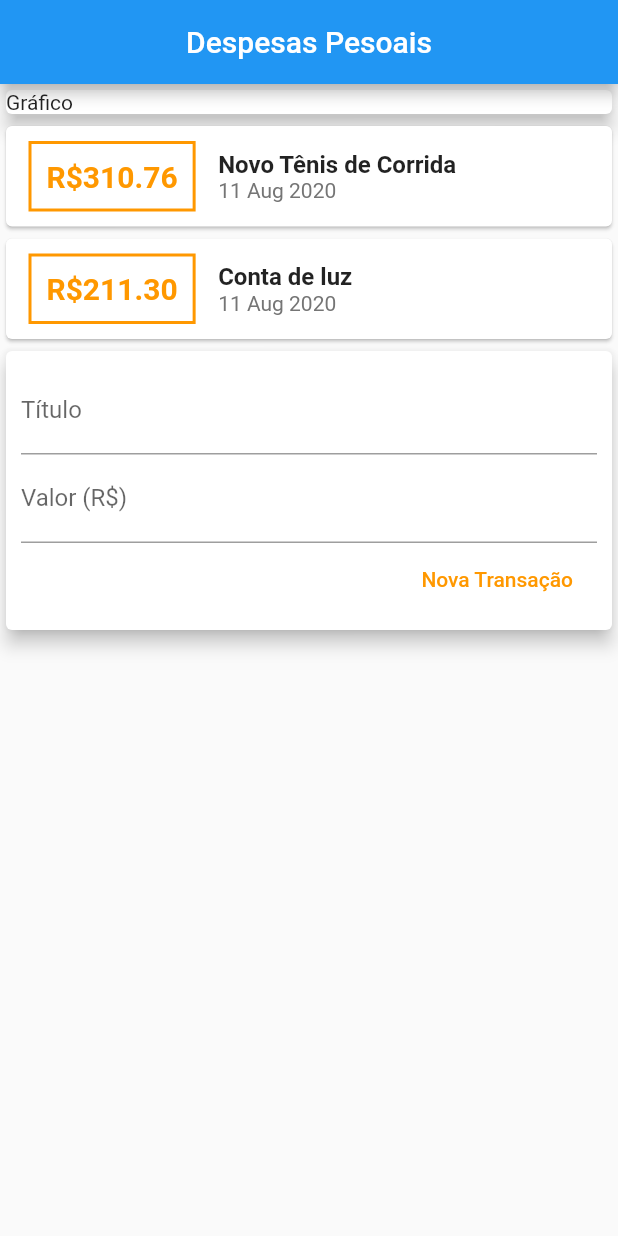
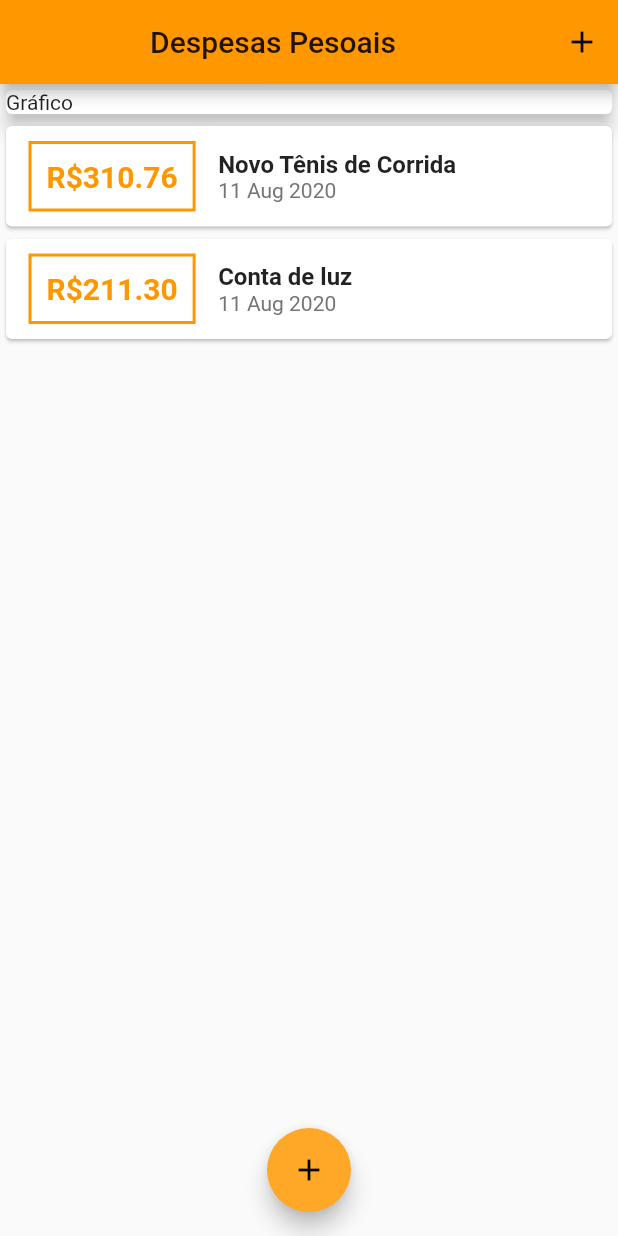
Before and after one commit to RafaAbranttes/despesas_pessoais, a Flutter app: the screen it shows after launch, on a phone screen of 412 x 824 dp. Run offline on Flutter 3.47's test engine with Material 2 defaults, Android fonts, the phone set to English and light mode, and no system bars.

Commit message:
Removed transaction_user

```diff
--- a/lib/components/transaction_list.dart
+++ b/lib/components/transaction_list.dart
@@ -3,16 +3,18 @@ import 'package:intl/intl.dart';
 import '../models/transaction.dart';
 
 class TransactionList extends StatelessWidget {
-
-
   final List<Transaction> transactions;
 
   TransactionList(this.transactions);
 
   @override
   Widget build(BuildContext context) {
-    return  Column(
-              children: transactions.map((tr) {
+    return Container(
+      height: 500,
+      child: ListView.builder(
+        itemCount: transactions.length,
+        itemBuilder: (ctx, index) {
+          final tr = transactions[index];
           return Card(
             child: Row(
               children: <Widget>[
@@ -23,7 +25,7 @@ class TransactionList extends StatelessWidget {
                   ),
                   decoration: BoxDecoration(
                     border: Border.all(
-                            color: Colors.orange,
+                      color: Theme.of(context).primaryColor,
                       width: 2,
                     ),
                   ),
@@ -33,7 +35,7 @@ class TransactionList extends StatelessWidget {
                     style: TextStyle(
                       fontWeight: FontWeight.bold,
                       fontSize: 20,
-                            color: Colors.orange,
+                      color: Theme.of(context).primaryColor,
                     ),
                   ),
                 ),
@@ -42,8 +44,8 @@ class TransactionList extends StatelessWidget {
                   children: <Widget>[
                     Text(
                       tr.title,
-                            style: TextStyle(
-                                fontSize: 16, fontWeight: FontWeight.bold),
+                      style:
+                          TextStyle(fontSize: 16, fontWeight: FontWeight.bold),
                     ),
                     Text(
                       DateFormat('d MMM y').format(tr.date),
@@ -56,7 +58,8 @@ class TransactionList extends StatelessWidget {
               ],
             ),
           );
-              }).toList(),
+        },
+      ),
     );
   }
 }
--- a/lib/components/transaction_user.dart
+++ /dev/null
@@ -1,51 +0,0 @@
-import 'dart:math';
-
-import 'package:expenses/models/transaction.dart';
-import 'package:flutter/material.dart';
-import 'transaction_form.dart';
-import 'transaction_list.dart';
-
-class TransactionUser extends StatefulWidget {
-  @override
-  _TransactionUserState createState() => _TransactionUserState();
-}
-
-class _TransactionUserState extends State<TransactionUser> {
-  final _transactions = [
-    Transaction(
-      id: 't1',
-      title: 'Novo Tênis de Corrida',
-      value: 310.76,
-      date: DateTime.now(),
-    ),
-    Transaction(
-      title: 'Conta de luz',
-      value: 211.30,
-      id: 't2',
-      date: DateTime.now(),
-    ),
-  ];
-
-  _addTransaction(String title, double value) {
-    final newTransaction = Transaction(
-      title: title,
-      value: value,
-      id: Random().nextDouble().toString(),
-      date: DateTime.now(),
-    );
-
-    setState(() {
-      _transactions.add(newTransaction);
-    });
-  }
-
-  @override
-  Widget build(BuildContext context) {
-    return Column(
-      children: <Widget>[
-        TransactionList(_transactions),
-        TransactionForm(_addTransaction),
-      ],
-    );
-  }
-}
--- a/lib/main.dart
+++ b/lib/main.dart
@@ -1,27 +1,86 @@
+import 'package:expenses/components/transaction_form.dart';
 import 'package:flutter/material.dart';
+import 'dart:math';
 
-import 'components/transaction_user.dart';
-
+import './components/transaction_form.dart';
+import './components/transaction_list.dart';
+import 'package:expenses/models/transaction.dart';
 
 main() => runApp(ExpensesApp());
 
 class ExpensesApp extends StatelessWidget {
   @override
   Widget build(BuildContext context) {
-    return MaterialApp(home: MyHomePage());
+    return MaterialApp(
+      home: MyHomePage(),
+      theme: ThemeData(
+        primarySwatch: Colors.orange,
+        accentColor: Colors.orange[400],
+      ),
+    );
   }
 }
 
-class MyHomePage extends StatelessWidget {
+class MyHomePage extends StatefulWidget {
+  @override
+  _MyHomePageState createState() => _MyHomePageState();
+}
 
+class _MyHomePageState extends State<MyHomePage> {
+  final _transactions = [
+    Transaction(
+      id: 't1',
+      title: 'Novo Tênis de Corrida',
+      value: 310.76,
+      date: DateTime.now(),
+    ),
+    Transaction(
+      title: 'Conta de luz',
+      value: 211.30,
+      id: 't2',
+      date: DateTime.now(),
+    ),
+  ];
+
+  _addTransaction(String title, double value) {
+    final newTransaction = Transaction(
+      title: title,
+      value: value,
+      id: Random().nextDouble().toString(),
+      date: DateTime.now(),
+    );
+
+    setState(() {
+      _transactions.add(newTransaction);
+    });
+
+    Navigator.of(context).pop();
+  }
+
+  _openTransactionFormModal(BuildContext context) {
+    showModalBottomSheet(
+      context: context,
+      builder: (_) {
+        return TransactionForm(_addTransaction);
+      },
+    );
+  }
 
   @override
   Widget build(BuildContext context) {
     return Scaffold(
-        appBar: AppBar(
-          title: Center(child: Text('Despesas Pesoais')),
-        ),
-        body: Column(
+      appBar: AppBar(
+
+        title: Center(child: Text('Despesas Pesoais')),
+        actions: <Widget>[
+          IconButton(
+            icon: Icon(Icons.add),
+            onPressed: () => _openTransactionFormModal(context),
+          )
+        ],
+      ),
+      body: SingleChildScrollView(
+        child: Column(
           crossAxisAlignment: CrossAxisAlignment.stretch,
           children: <Widget>[
             Container(
@@ -30,8 +89,18 @@ class MyHomePage extends StatelessWidget {
                 elevation: 5,
               ),
             ),
-            TransactionUser(),
+            TransactionList(_transactions),
           ],
-        ));
+        ),
+      ),
+      floatingActionButton: FloatingActionButton(
+        child: Icon(
+          Icons.add,
+        ),
+
+        onPressed: () => _openTransactionFormModal(context),
+      ),
+      floatingActionButtonLocation: FloatingActionButtonLocation.centerFloat,
+    );
   }
 }
```
Also changed, not shown: lib/components/transaction_form.dart (+25 -13 lines). Lines whose indentation alone changed are shown as unchanged.
